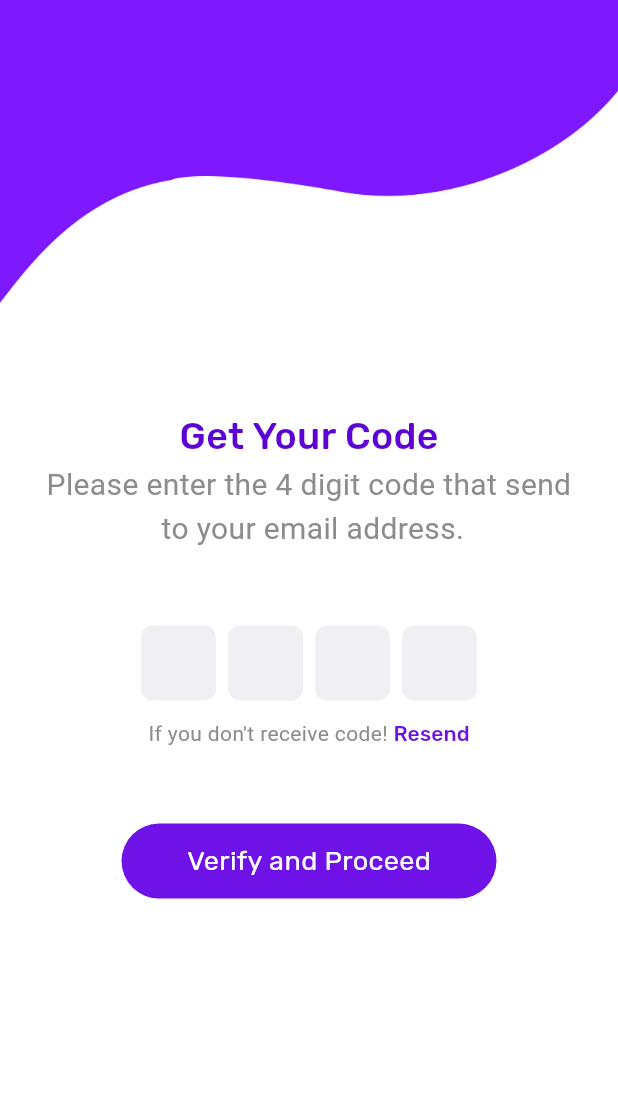
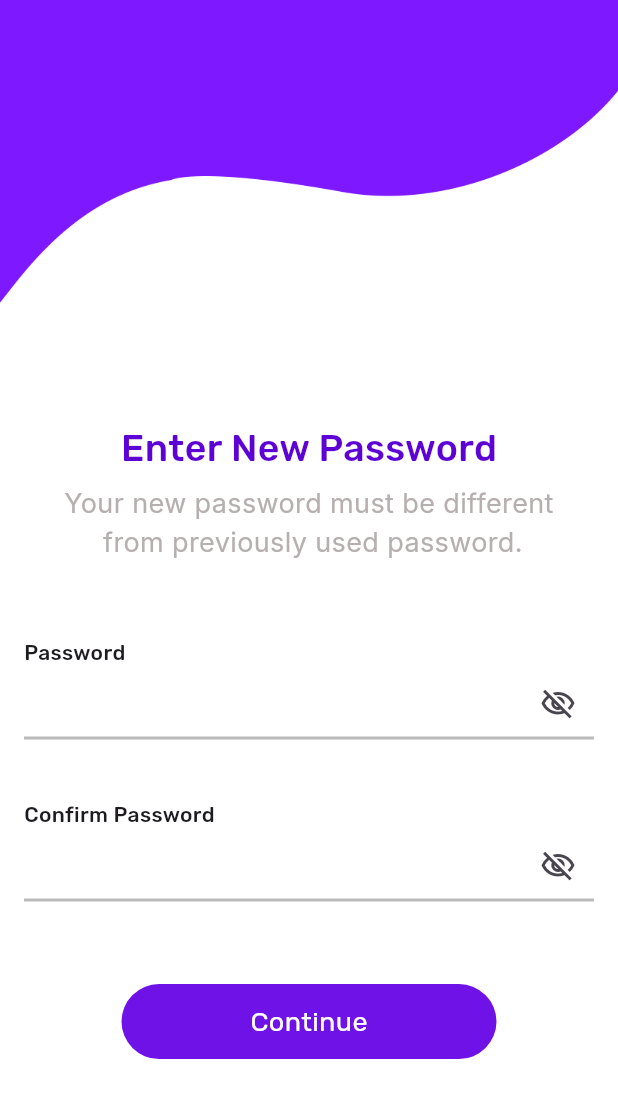
Before and after one commit to AbuAlwah/flutter-login-ui, a Flutter app: the screen it shows after launch, on a phone screen of 412 x 824 dp. Shown: the top 1098 px of the screen. Run offline on Flutter 3.47's test engine with Material 3 defaults, Android fonts, the phone set to English and light mode, and no system bars; drawn by our look-alikes of pinput; our stand-ins replace gap, google_fonts.

Commit message:
feat: add Reset Password screen with password input fields and validation

```diff
--- /dev/null
+++ b/lib/Screens/resetPassword.dart
@@ -0,0 +1,52 @@
+import 'package:flutter/material.dart';
+import 'package:gap/gap.dart';
+import 'package:simple_login_app/Widgets/CustomAuthTitleAndSubtitle.dart';
+import 'package:simple_login_app/Widgets/CustomContainer.dart';
+import 'package:simple_login_app/Widgets/CustomTextFiled.dart';
+
+class ResetPassword extends StatefulWidget {
+  const ResetPassword({super.key});
+
+  @override
+  State<ResetPassword> createState() => _ResetPasswordState();
+}
+
+class _ResetPasswordState extends State<ResetPassword> {
+  @override
+  Widget build(BuildContext context) {
+    return Scaffold(
+      backgroundColor: Colors.white,
+      body: SingleChildScrollView(
+        child: Column(
+          crossAxisAlignment: CrossAxisAlignment.center,
+          children: [
+            CustomAuthTitleAndSubtitle(
+              title: "Enter New Password",
+              subTitle:
+                  "Your new password must be different\n from previously used password.",
+              titleFontSize: 25,
+              subTitleFontSize: 18,
+              imagPath: 'assets/Wave.png',
+            ),
+            Gap(50),
+            CustomTextFiled(
+              name: "Password",
+              hintText: "",
+              suffixIcon: Icons.visibility_off_outlined,
+              isObscure: true,
+            ),
+            Gap(15),
+            CustomTextFiled(
+              name: "Confirm Password",
+              hintText: "",
+              suffixIcon: Icons.visibility_off_outlined,
+              isObscure: true,
+            ),
+            Gap(30),
+            CustomContainer(name: "Continue"),
+          ],
+        ),
+      ),
+    );
+  }
+}
--- a/lib/Screens/signin.dart
+++ b/lib/Screens/signin.dart
@@ -43,7 +43,7 @@ class _SigninState extends State<Signin> {
             Gap(5),
             CustomTextFiled(
               name: 'Password',
-              hintText: 'Enter your password',
+              hintText: '',
               suffixIcon: Icons.visibility_off_outlined,
               isObscure: true,
             ),
--- a/lib/Screens/signup.dart
+++ b/lib/Screens/signup.dart
@@ -41,14 +41,14 @@ class Signup extends StatelessWidget {
             Gap(5),
             CustomTextFiled(
               name: 'Password',
-              hintText: 'Enter your password',
+              hintText: '',
               suffixIcon: Icons.visibility_off_outlined,
               isObscure: true,
             ),
             Gap(5),
             CustomTextFiled(
               name: 'Confirm Password',
-              hintText: 'Enter your password',
+              hintText: '',
               suffixIcon: Icons.visibility_off_outlined,
               isObscure: true,
             ),
--- a/lib/Widgets/CustomAuthTitleAndSubtitle.dart
+++ b/lib/Widgets/CustomAuthTitleAndSubtitle.dart
@@ -36,6 +36,7 @@ class CustomAuthTitleAndSubtitle extends StatelessWidget {
                 color: const Color.fromARGB(255, 93, 2, 213),
                 fontSize: titleFontSize,
                 fontWeight: FontWeight.w500,
+                height: 2,
               ),
             ),
           ),
@@ -45,10 +46,12 @@ class CustomAuthTitleAndSubtitle extends StatelessWidget {
           child: Text(
             subTitle,
             textAlign: TextAlign.center,
-            style: TextStyle(
-              color: const Color.fromARGB(255, 141, 140, 140),
-              fontSize: subTitleFontSize,
-              fontWeight: FontWeight.normal,
+            style: GoogleFonts.inter(
+              textStyle: TextStyle(
+                color: const Color.fromARGB(255, 182, 175, 175),
+                fontSize: subTitleFontSize,
+                fontWeight: FontWeight.w400,
+              ),
             ),
           ),
         ),
--- a/lib/main.dart
+++ b/lib/main.dart
@@ -1,6 +1,7 @@
 import 'package:flutter/material.dart';
 import 'package:simple_login_app/Screens/emailVerification.dart';
 import 'package:simple_login_app/Screens/forgetPassword.dart';
+import 'package:simple_login_app/Screens/resetPassword.dart';
 import 'package:simple_login_app/Screens/welcom.dart';
 import 'package:flutter/services.dart';
 
@@ -26,6 +27,6 @@ class Auth extends StatelessWidget {
 
   @override
   Widget build(BuildContext context) {
-    return MaterialApp(debugShowCheckedModeBanner: false, home: EmailVerification());
+    return MaterialApp(debugShowCheckedModeBanner: false, home: ResetPassword());
   }
 }
```
